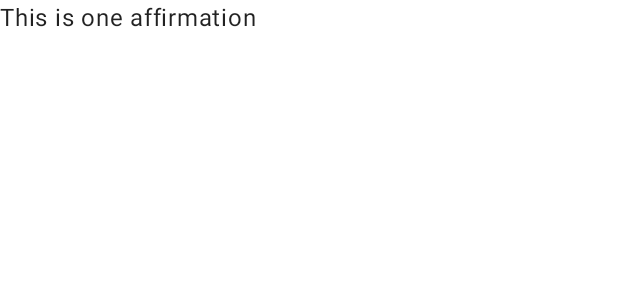
After one commit to PaoloCaldera-androidTraining/affirmations, an Android app: the layout list_item.xml on its own in the app's theme, with its tools: preview values and no code run, on a phone screen of 412 x 824 dp. The commit adds this screen. Shown: the top 300 px of the screen. Run offline under Robolectric (Android 15) with nearby library versions, the phone set to English and light mode, and no system bars.

Commit message:
Add the recyclerview and create the single item layout

```diff
--- a/app/src/main/java/com/example/affirmations/MainActivity.kt
+++ b/app/src/main/java/com/example/affirmations/MainActivity.kt
@@ -15,8 +15,5 @@ class MainActivity : AppCompatActivity() {
         // Inflate the layout through the viewBinding
         binding = ActivityMainBinding.inflate(layoutInflater)
         setContentView(binding.root)
-
-        // Display on screen the size of the affirmation list
-        binding.affirmationListSize.text = Datasource().loadAffirmations().size.toString()
     }
 }
--- /dev/null
+++ b/app/src/main/res/layout/list_item.xml
@@ -0,0 +1,10 @@
+<?xml version="1.0" encoding="utf-8"?>
+<TextView xmlns:android="http://schemas.android.com/apk/res/android"
+    xmlns:tools="http://schemas.android.com/tools"
+    android:id="@+id/list_item_text"
+    android:layout_width="wrap_content"
+    android:layout_height="wrap_content"
+    android:textAppearance="?attr/textAppearanceBody1"
+    tools:text="This is one affirmation">
+
+</TextView>
```
Also changed, not shown: app/src/main/java/com/example/affirmations/adapter/ItemAdapter.kt (added, +16 -0 lines), app/src/main/res/layout/activity_main.xml (+8 -11 lines).
